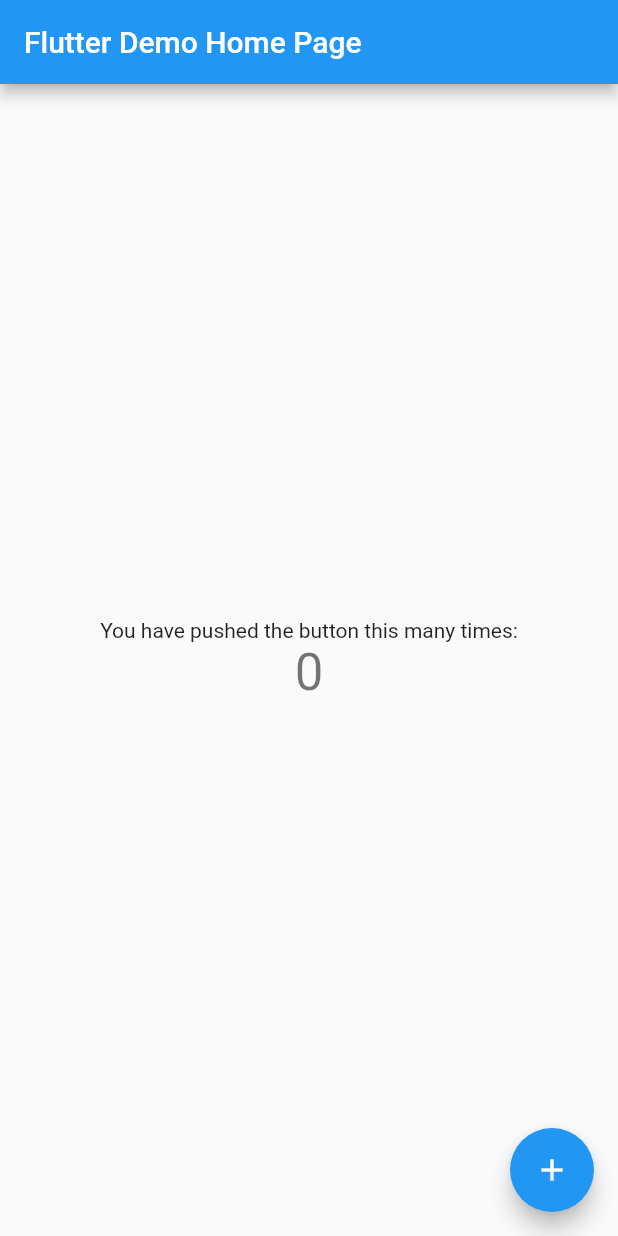
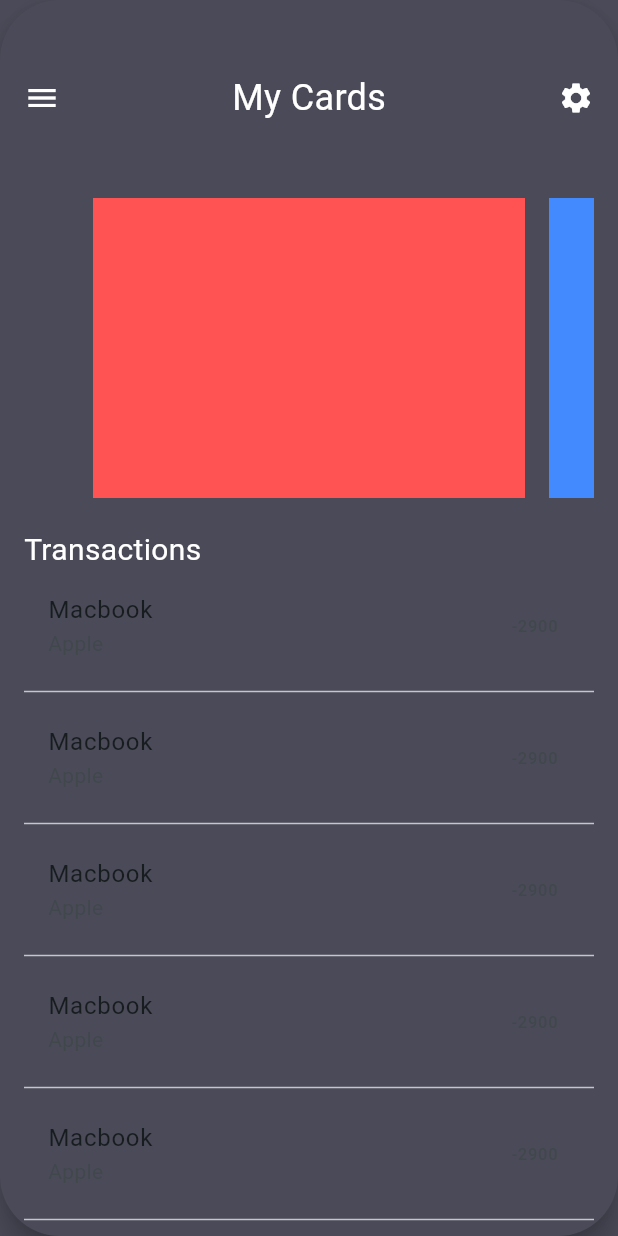
Before and after one commit to tlsistemas/CartolaPrime23, a Flutter app: the screen it shows after launch, on a phone screen of 412 x 824 dp. Run offline on Flutter 3.47's test engine with Material 2 defaults, Android fonts, the phone set to English and light mode, and no system bars; our stand-ins replace dio, flutter_secure_storage.

Commit message:
Adicionando menu siber bar

```diff
--- a/src/cartola_prime/lib/main.dart
+++ b/src/cartola_prime/lib/main.dart
@@ -1,115 +1,6 @@
+import 'package:cartola_prime/shared/app_widget.dart';
 import 'package:flutter/material.dart';
 
 void main() {
-  runApp(const MyApp());
+  runApp(const AppWidget());
 }
-
-class MyApp extends StatelessWidget {
-  const MyApp({super.key});
-
-  // This widget is the root of your application.
-  @override
-  Widget build(BuildContext context) {
-    return MaterialApp(
-      title: 'Flutter Demo',
-      theme: ThemeData(
-        // This is the theme of your application.
-        //
-        // Try running your application with "flutter run". You'll see the
-        // application has a blue toolbar. Then, without quitting the app, try
-        // changing the primarySwatch below to Colors.green and then invoke
-        // "hot reload" (press "r" in the console where you ran "flutter run",
-        // or simply save your changes to "hot reload" in a Flutter IDE).
-        // Notice that the counter didn't reset back to zero; the application
-        // is not restarted.
-        primarySwatch: Colors.blue,
-      ),
-      home: const MyHomePage(title: 'Flutter Demo Home Page'),
-    );
-  }
-}
-
-class MyHomePage extends StatefulWidget {
-  const MyHomePage({super.key, required this.title});
-
-  // This widget is the home page of your application. It is stateful, meaning
-  // that it has a State object (defined below) that contains fields that affect
-  // how it looks.
-
-  // This class is the configuration for the state. It holds the values (in this
-  // case the title) provided by the parent (in this case the App widget) and
-  // used by the build method of the State. Fields in a Widget subclass are
-  // always marked "final".
-
-  final String title;
-
-  @override
-  State<MyHomePage> createState() => _MyHomePageState();
-}
-
-class _MyHomePageState extends State<MyHomePage> {
-  int _counter = 0;
-
-  void _incrementCounter() {
-    setState(() {
-      // This call to setState tells the Flutter framework that something has
-      // changed in this State, which causes it to rerun the build method below
-      // so that the display can reflect the updated values. If we changed
-      // _counter without calling setState(), then the build method would not be
-      // called again, and so nothing would appear to happen.
-      _counter++;
-    });
-  }
-
-  @override
-  Widget build(BuildContext context) {
-    // This method is rerun every time setState is called, for instance as done
-    // by the _incrementCounter method above.
-    //
-    // The Flutter framework has been optimized to make rerunning build methods
-    // fast, so that you can just rebuild anything that needs updating rather
-    // than having to individually change instances of widgets.
-    return Scaffold(
-      appBar: AppBar(
-        // Here we take the value from the MyHomePage object that was created by
-        // the App.build method, and use it to set our appbar title.
-        title: Text(widget.title),
-      ),
-      body: Center(
-        // Center is a layout widget. It takes a single child and positions it
-        // in the middle of the parent.
-        child: Column(
-          // Column is also a layout widget. It takes a list of children and
-          // arranges them vertically. By default, it sizes itself to fit its
-          // children horizontally, and tries to be as tall as its parent.
-          //
-          // Invoke "debug painting" (press "p" in the console, choose the
-          // "Toggle Debug Paint" action from the Flutter Inspector in Android
-          // Studio, or the "Toggle Debug Paint" command in Visual Studio Code)
-          // to see the wireframe for each widget.
-          //
-          // Column has various properties to control how it sizes itself and
-          // how it positions its children. Here we use mainAxisAlignment to
-          // center the children vertically; the main axis here is the vertical
-          // axis because Columns are vertical (the cross axis would be
-          // horizontal).
-          mainAxisAlignment: MainAxisAlignment.center,
-          children: <Widget>[
-            const Text(
-              'You have pushed the button this many times:',
-            ),
-            Text(
-              '$_counter',
-              style: Theme.of(context).textTheme.headline4,
-            ),
-          ],
-        ),
-      ),
-      floatingActionButton: FloatingActionButton(
-        onPressed: _incrementCounter,
-        tooltip: 'Increment',
-        child: const Icon(Icons.add),
-      ), // This trailing comma makes auto-formatting nicer for build methods.
-    );
-  }
-}
--- /dev/null
+++ b/src/cartola_prime/lib/screens/menu/menu_dashboard_page.dart
@@ -0,0 +1,189 @@
+import 'package:cartola_prime/components/resource_colors.dart';
+import 'package:flutter/material.dart';
+
+class MenuDashboardPage extends StatefulWidget {
+  const MenuDashboardPage({Key? key}) : super(key: key);
+
+  @override
+  State<MenuDashboardPage> createState() => _MenuDashboardPageState();
+}
+
+class _MenuDashboardPageState extends State<MenuDashboardPage>
+    with SingleTickerProviderStateMixin {
+  bool isCollapsed = true;
+  late double screenWidth, screenHeight;
+  final Duration duration = const Duration(milliseconds: 300);
+  late AnimationController _controller;
+  late Animation<double> _scaleAnimation;
+  late Animation<double> _menuScaleAnimation;
+  late Animation<Offset> _slideAnimation;
+
+  @override
+  void initState() {
+    super.initState();
+    _controller = AnimationController(vsync: this, duration: duration);
+    _scaleAnimation = Tween<double>(begin: 1, end: 0.8).animate(_controller);
+    _menuScaleAnimation =
+        Tween<double>(begin: 0.5, end: 1).animate(_controller);
+    _slideAnimation =
+        Tween<Offset>(begin: const Offset(-1, 0), end: const Offset(0, 0))
+            .animate(_controller);
+  }
+
+  @override
+  void dispose() {
+    _controller.dispose();
+    super.dispose();
+  }
+
+  @override
+  Widget build(BuildContext context) {
+    Size size = MediaQuery.of(context).size;
+    screenHeight = size.height;
+    screenWidth = size.width;
+
+    return Scaffold(
+      backgroundColor: backgroundColor,
+      body: Stack(
+        children: <Widget>[
+          menu(context),
+          dashboard(context),
+        ],
+      ),
+    );
+  }
+
+  Widget menu(context) {
+    return SlideTransition(
+      position: _slideAnimation,
+      child: ScaleTransition(
+        scale: _menuScaleAnimation,
+        child: Padding(
+          padding: const EdgeInsets.only(left: 16.0),
+          child: Align(
+            alignment: Alignment.centerLeft,
+            child: Column(
+              mainAxisSize: MainAxisSize.min,
+              mainAxisAlignment: MainAxisAlignment.spaceAround,
+              crossAxisAlignment: CrossAxisAlignment.start,
+              children: const <Widget>[
+                Text("Dashboard",
+                    style: TextStyle(color: Colors.white, fontSize: 22)),
+                SizedBox(height: 10),
+                Text("Messages",
+                    style: TextStyle(color: Colors.white, fontSize: 22)),
+                SizedBox(height: 10),
+                Text("Utility Bills",
+                    style: TextStyle(color: Colors.white, fontSize: 22)),
+                SizedBox(height: 10),
+                Text("Funds Transfer",
+                    style: TextStyle(color: Colors.white, fontSize: 22)),
+                SizedBox(height: 10),
+                Text("Branches",
+                    style: TextStyle(color: Colors.white, fontSize: 22)),
+              ],
+            ),
+          ),
+        ),
+      ),
+    );
+  }
+
+  Widget dashboard(context) {
+    return AnimatedPositioned(
+      duration: duration,
+      top: 0,
+      bottom: 0,
+      left: isCollapsed ? 0 : 0.6 * screenWidth,
+      right: isCollapsed ? 0 : -0.2 * screenWidth,
+      child: ScaleTransition(
+        scale: _scaleAnimation,
+        child: Material(
+          animationDuration: duration,
+          borderRadius: const BorderRadius.all(Radius.circular(40)),
+          elevation: 8,
+          color: backgroundColor,
+          child: SingleChildScrollView(
+            scrollDirection: Axis.vertical,
+            physics: const ClampingScrollPhysics(),
+            child: Container(
+              padding: const EdgeInsets.only(left: 16, right: 16, top: 48),
+              child: Column(
+                crossAxisAlignment: CrossAxisAlignment.start,
+                children: <Widget>[
+                  Row(
+                    mainAxisAlignment: MainAxisAlignment.spaceBetween,
+                    mainAxisSize: MainAxisSize.max,
+                    children: [
+                      InkWell(
+                        child: const Icon(Icons.menu, color: Colors.white),
+                        onTap: () {
+                          setState(() {
+                            if (isCollapsed) {
+                              _controller.forward();
+                            } else {
+                              _controller.reverse();
+                            }
+
+                            isCollapsed = !isCollapsed;
+                          });
+                        },
+                      ),
+                      const Text("My Cards",
+                          style: TextStyle(fontSize: 24, color: Colors.white)),
+                      const Icon(Icons.settings, color: Colors.white),
+                    ],
+                  ),
+                  const SizedBox(height: 50),
+                  SizedBox(
+                    height: 200,
+                    child: PageView(
+                      controller: PageController(viewportFraction: 0.8),
+                      scrollDirection: Axis.horizontal,
+                      pageSnapping: true,
+                      children: <Widget>[
+                        Container(
+                          margin: const EdgeInsets.symmetric(horizontal: 8),
+                          color: Colors.redAccent,
+                          width: 100,
+                        ),
+                        Container(
+                          margin: const EdgeInsets.symmetric(horizontal: 8),
+                          color: Colors.blueAccent,
+                          width: 100,
+                        ),
+                        Container(
+                          margin: const EdgeInsets.symmetric(horizontal: 8),
+                          color: Colors.greenAccent,
+                          width: 100,
+                        ),
+                      ],
+                    ),
+                  ),
+                  const SizedBox(height: 20),
+                  const Text(
+                    "Transactions",
+                    style: TextStyle(color: Colors.white, fontSize: 20),
+                  ),
+                  ListView.separated(
+                      shrinkWrap: true,
+                      itemBuilder: (context, index) {
+                        return const ListTile(
+                          title: Text("Macbook"),
+                          subtitle: Text("Apple"),
+                          trailing: Text("-2900"),
+                        );
+                      },
+                      separatorBuilder: (context, index) {
+                        return const Divider(height: 16);
+                      },
+                      itemCount: 10)
+                ],
+              ),
+            ),
+          ),
+        ),
+      ),
+    );
+  }
+}
--- /dev/null
+++ b/src/cartola_prime/lib/shared/app_widget.dart
@@ -0,0 +1,39 @@
+import 'package:cartola_prime/screens/auth/auth_page.dart';
+import 'package:cartola_prime/screens/menu/menu_dashboard_page.dart';
+import 'package:cartola_prime/screens/splash/splash_page.dart';
+import 'package:cartola_prime/shared/client_http.dart';
+import 'package:flutter/material.dart';
+import 'package:provider/provider.dart';
+
+class AppWidget extends StatelessWidget {
+  const AppWidget({super.key});
+
+  @override
+  Widget build(BuildContext context) {
+    return MultiProvider(
+      providers: [
+        Provider(create: (_) => ClientHttp()),
+        // ChangeNotifierProvider(
+        //   create: (context) => AuthController(context.read()),
+        // ),
+      ],
+      child: MaterialApp(
+        debugShowCheckedModeBanner: false,
+        title: 'Grupo Serval',
+        //home: const MenuDashboardPage(),
+        theme: ThemeData(
+            useMaterial3: true,
+            colorScheme: ColorScheme.fromSeed(
+              seedColor: const Color(0xFF273238),
+              brightness: Brightness.light,
+            )),
+        initialRoute: '/',
+        routes: {
+          '/': (_) => const SplashPage(),
+          '/dashboard': (_) => const MenuDashboardPage(),
+          '/auth': (_) => const AuthPage(),
+        },
+      ),
+    );
+  }
+}
--- /dev/null
+++ b/src/cartola_prime/lib/shared/client_http.dart
@@ -0,0 +1,14 @@
+import 'dart:convert';
+
+import 'package:dio/dio.dart';
+
+class ClientHttp {
+  final dio = Dio();
+
+  Future<Map<String, dynamic>> post(String url, {Map? data}) async {
+    final response = await dio.post(url, data: data);
+
+    final body = jsonDecode(response.toString());
+    return body;
+  }
+}
```
Also changed, not shown: src/cartola_prime/lib/components/resource_colors.dart (added, +16 -0 lines), src/cartola_prime/lib/screens/auth/auth_page.dart (added, +20 -0 lines), src/cartola_prime/lib/screens/home/home_page.dart (added, +86 -0 lines), src/cartola_prime/lib/screens/splash/splash_page.dart (added, +50 -0 lines), src/cartola_prime/pubspec.yaml (+8 -3 lines), src/cartola_prime/assets/images/iconp.png (added), src/cartola_prime/assets/images/imagem_splash.png (added), src/cartola_prime/pubspec.lock, 8 other files.
